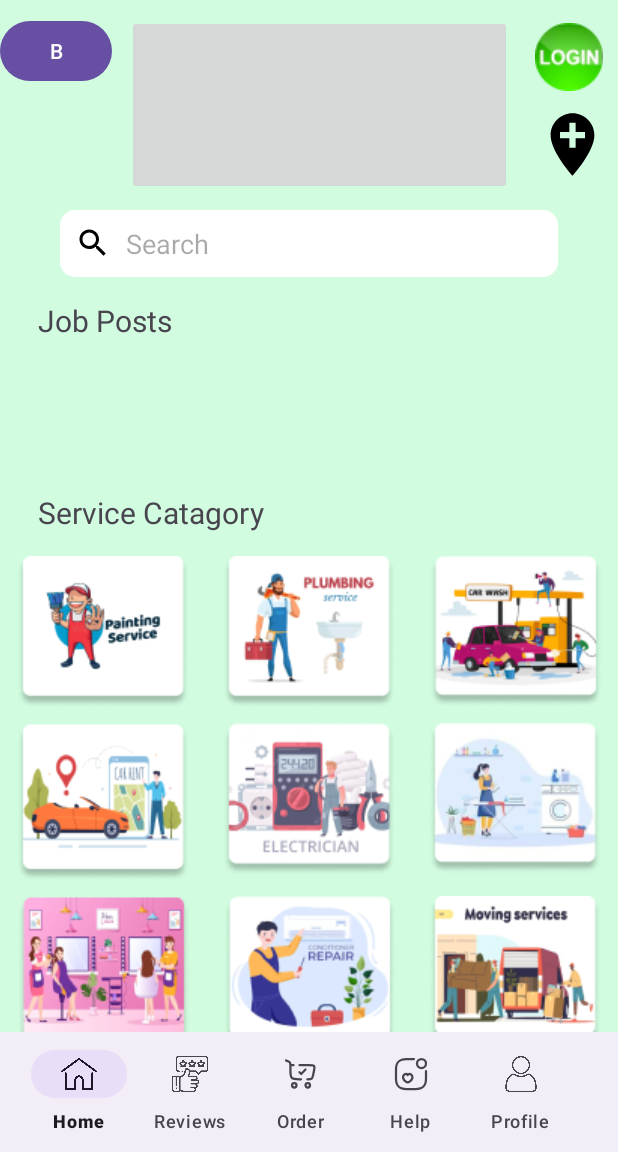
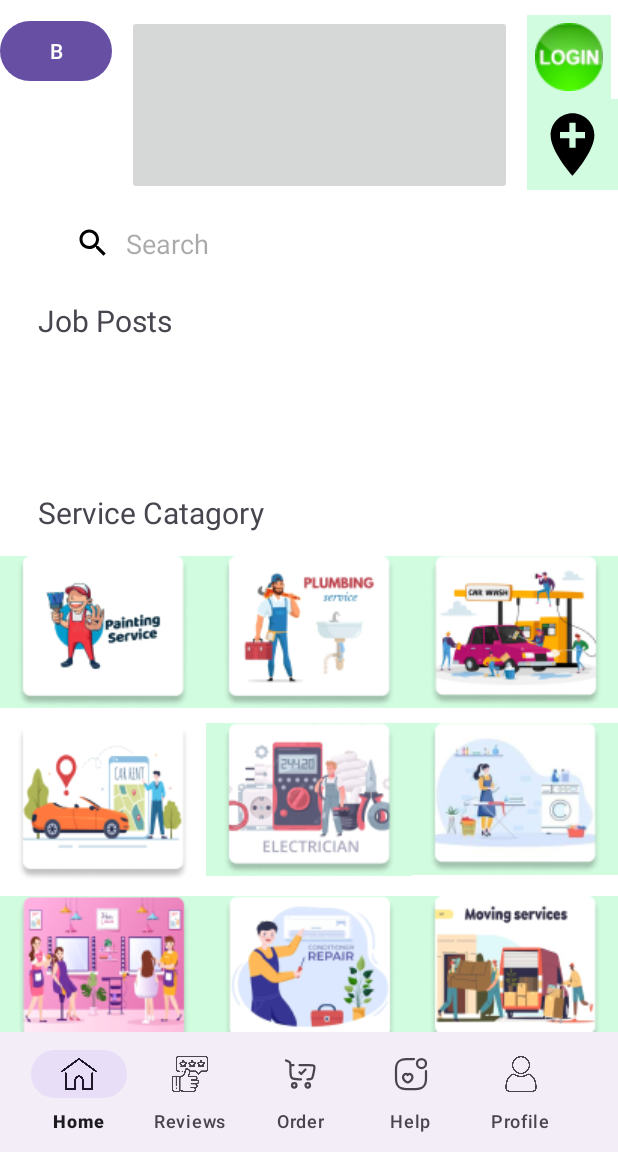
Before and after one commit to Zohirul369/Service_Venue, an Android app: the screen it shows after launch (MainActivity), on a phone screen of 412 x 824 dp, the part 84-1236 px from its top. Run offline under Robolectric (Android 15) with nearby library versions, the phone set to English and light mode, and no system bars; Roboto replaces fonts that are not available here; 2 statements that could not run were skipped.

Commit message:
minor change

```diff
--- a/app/src/main/res/layout/fragment_home.xml
+++ b/app/src/main/res/layout/fragment_home.xml
@@ -3,7 +3,7 @@
     xmlns:tools="http://schemas.android.com/tools"
     android:layout_width="match_parent"
     android:layout_height="match_parent"
-    android:background="@color/Pastel_Mints"
+    android:background="@color/white"
     tools:context=".Home_Fragment">
     <LinearLayout
         android:layout_width="match_parent"
@@ -137,7 +137,7 @@
 
                 <ImageButton
                     android:id="@+id/car_rental_img_btn"
-                    android:background="@color/Pastel_Mints"
+                    android:background="@color/white"
                     android:layout_width="wrap_content"
                     android:layout_height="wrap_content"
                     android:layout_weight="1"
--- a/app/src/main/res/layout/fragment_review.xml
+++ b/app/src/main/res/layout/fragment_review.xml
@@ -89,7 +89,6 @@
                 </LinearLayout>
 
             </LinearLayout>
-
             <LinearLayout
                 android:layout_width="match_parent"
                 android:layout_height="120dp"
@@ -154,7 +153,6 @@
                 </LinearLayout>
 
             </LinearLayout>
-
             <LinearLayout
                 android:layout_width="match_parent"
                 android:layout_height="120dp"
@@ -219,7 +217,6 @@
                 </LinearLayout>
 
             </LinearLayout>
-
             <LinearLayout
                 android:layout_width="match_parent"
                 android:layout_height="120dp"
@@ -284,7 +281,6 @@
                 </LinearLayout>
 
             </LinearLayout>
-
             <LinearLayout
                 android:layout_width="match_parent"
                 android:layout_height="120dp"
```
